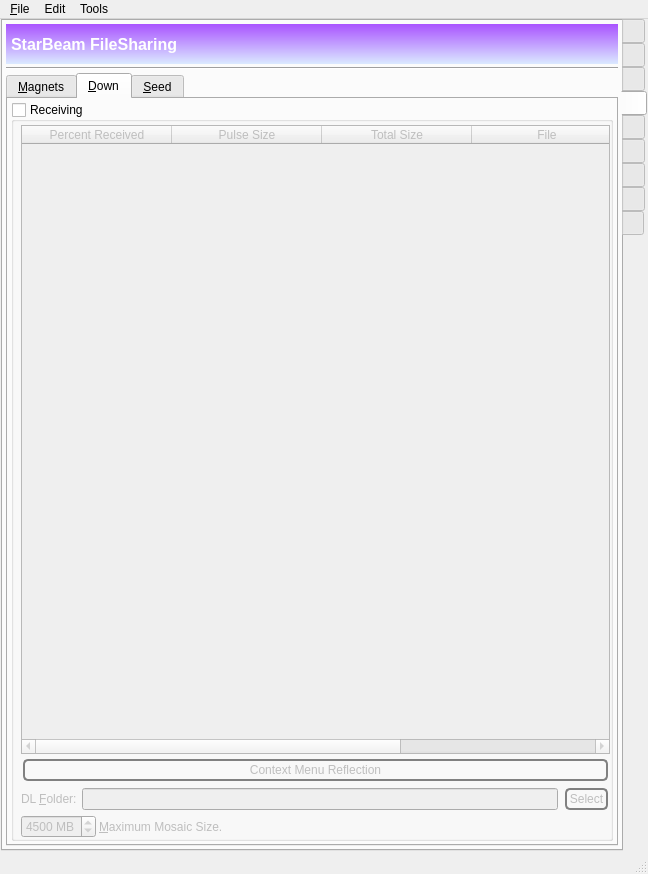
Old version of the form GoldBug-UI/controlcenter.ui in the repository xloem/spot-on-svn.
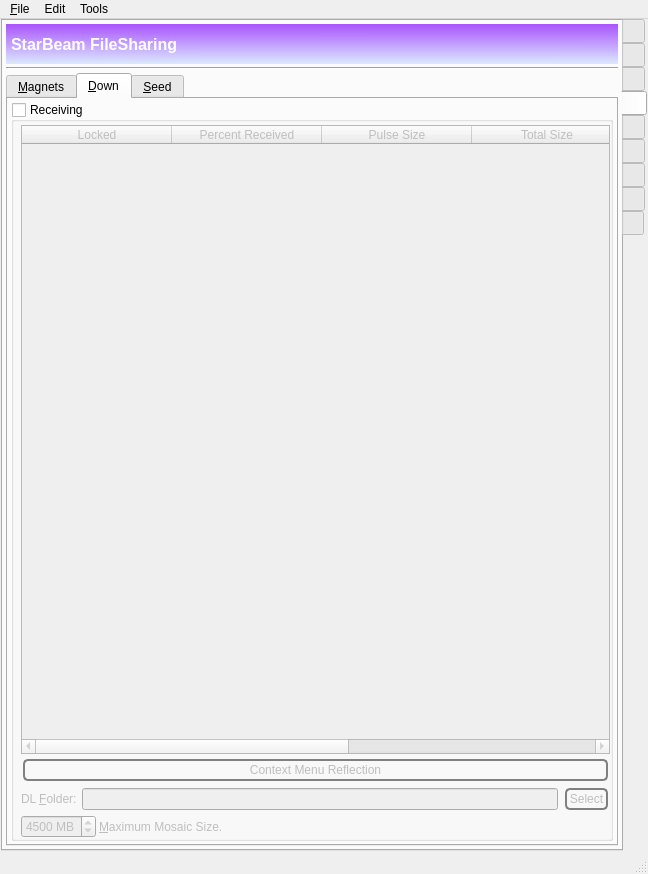
New version of the form. The open tabs and pages were chosen to show the change. Icons and pictures are not drawn. Custom widgets are drawn as their Qt base class.

What changed in the file:
```diff
--- a/GoldBug-UI/controlcenter.ui
+++ b/GoldBug-UI/controlcenter.ui
@@ -3665,6 +3665,11 @@
                  <attribute name="verticalHeaderVisible">
                   <bool>false</bool>
                  </attribute>
+                 <column>
+                  <property name="text">
+                   <string>Locked</string>
+                  </property>
+                 </column>
                  <column>
                   <property name="text">
                    <string>Percent Received</string>
```
Left out of the diff: 2 changed lines with no effect on the pictures.
